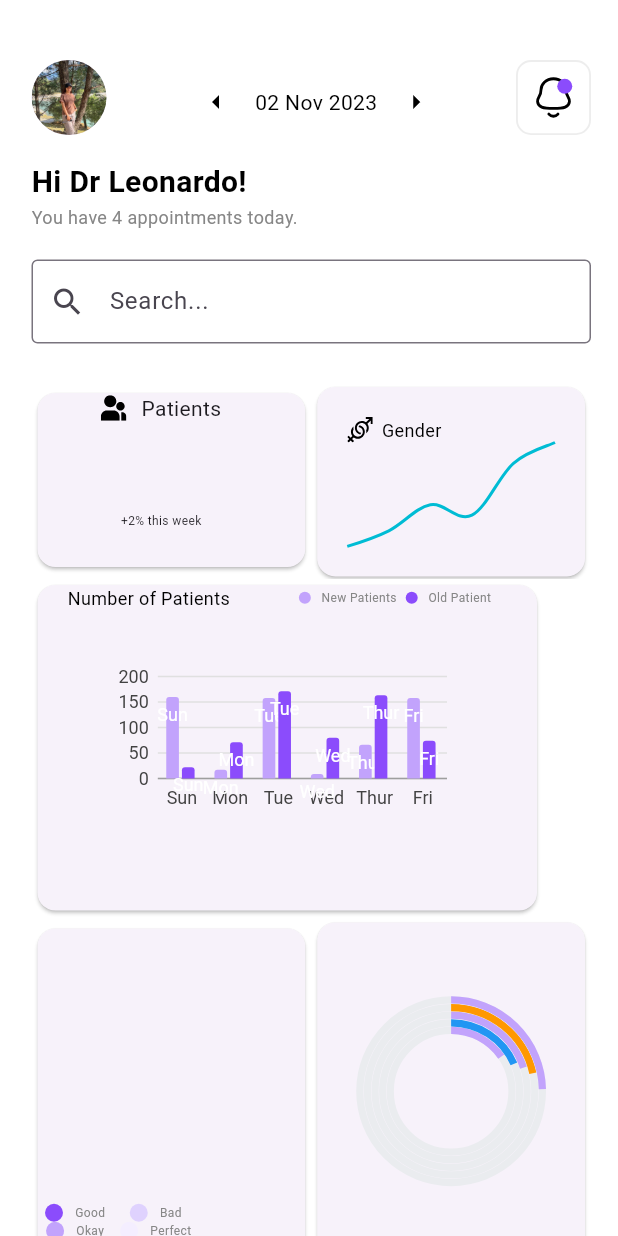
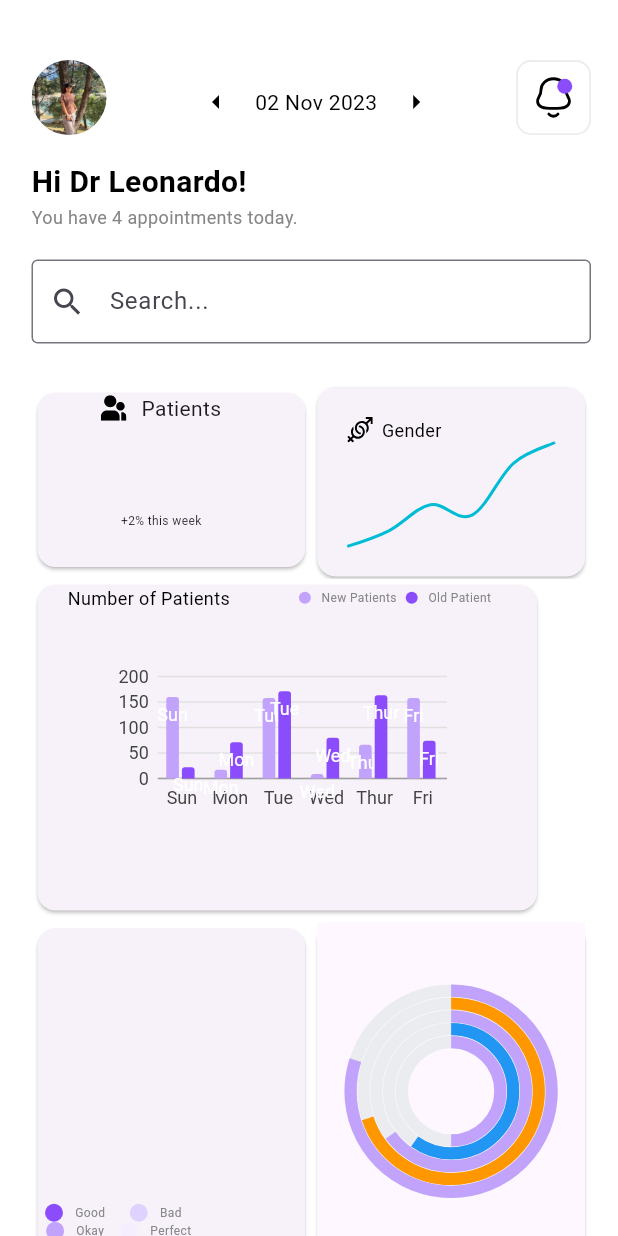
Before and after one commit to measmita-git/flutter_dev_task, a Flutter app: the screen it shows after launch, on a phone screen of 412 x 824 dp. Run offline on Flutter 3.47's test engine with Material 3 defaults, Android fonts, the phone set to English and light mode, and no system bars; drawn by our look-alikes of fl_chart; our stand-ins replace charts_flutter, flutter_svg, syncfusion_flutter_charts.

Commit message:
ui update

```diff
--- a/lib/main_screen.dart
+++ b/lib/main_screen.dart
@@ -15,7 +15,8 @@ class MainScreen extends StatelessWidget {
 
   @override
   Widget build(BuildContext context) {
-    return Scaffold(
+    return SafeArea(
+      child: Scaffold(
         backgroundColor: Colors.white,
         body: SingleChildScrollView(
           child: Column(
@@ -179,6 +180,7 @@ class MainScreen extends StatelessWidget {
             ],
           ),
         ),
+      ),
     );
   }
 }
--- a/lib/model/radial_chart.dart
+++ b/lib/model/radial_chart.dart
@@ -4,7 +4,11 @@ import 'package:syncfusion_flutter_charts/charts.dart';
 class RadialBarChart extends StatelessWidget {
   @override
   Widget build(BuildContext context) {
-    return SfCircularChart(
+    return Scaffold(
+
+
+        body:SizedBox(
+          child: SfCircularChart(
             series: <CircularSeries>[
               RadialBarSeries<ChartData, String>(
                 dataSource: [
@@ -12,16 +16,31 @@ class RadialBarChart extends StatelessWidget {
                   ChartData('Ring 2', 240, 80, Colors.blue, 'Anxiety Disorder'),
                   ChartData('Ring 3', 260, 100, Color(0xFFC2A3FC), 'Sleep Disorder'),
                   ChartData('Ring 4', 280, 20, Colors.orange, 'Stress Management'),
-            ChartData('Ring 5', 320, 140, Color(0xFFC2A3FC), 'Bipolar Disorder'),
+                  ChartData('Ring 5', 320, 340, Color(0xFFC2A3FC), 'Bipolar Disorder'),
 
                 ],
                 xValueMapper: (ChartData data, _) => data.category,
                 yValueMapper: (ChartData data, _) => data.startValue,
                 pointColorMapper: (ChartData data, _) => data.color,
-          innerRadius: '60%',
-          radius: '80%',
+                innerRadius: '40%',
+                enableTooltip: true,
+                radius: '90%',
+                maximumValue: 400,
+                dataLabelMapper: (ChartData data, _) => data.disorderType,
+                dataLabelSettings: const DataLabelSettings(
+                  // isVisible: true,
+
+
+
+                  labelPosition: ChartDataLabelPosition.outside,
+                  textStyle: TextStyle(fontSize: 12, fontWeight: FontWeight.w500),
                 ),
+              ),
+
             ],
+          ),
+        ),
+
     );
   }
 }
```
Lines whose indentation alone changed are shown as unchanged.
